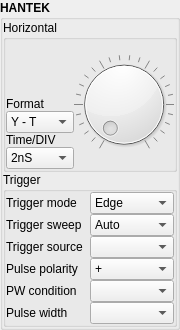
Qt form config.ui (anatoltrush/OscillO) before a commit.
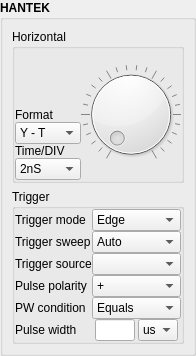
The same form after that commit.

```diff
--- a/config.ui
+++ b/config.ui
@@ -6,8 +6,8 @@
    <rect>
     <x>0</x>
     <y>0</y>
-    <width>180</width>
-    <height>330</height>
+    <width>184</width>
+    <height>356</height>
    </rect>
   </property>
   <property name="sizePolicy">
@@ -46,21 +46,6 @@
       <string>HANTEK</string>
      </property>
      <layout class="QGridLayout" name="gridLayout">
-      <property name="leftMargin">
-       <number>0</number>
-      </property>
-      <property name="topMargin">
-       <number>0</number>
-      </property>
-      <property name="rightMargin">
-       <number>0</number>
-      </property>
-      <property name="bottomMargin">
-       <number>0</number>
-      </property>
-      <property name="spacing">
-       <number>0</number>
-      </property>
       <item row="0" column="0">
        <widget class="QGroupBox" name="gBHorizontal">
         <property name="maximumSize">
@@ -403,30 +388,23 @@
              </item>
             </widget>
            </item>
-           <item row="4" column="0">
-            <widget class="QLabel" name="label_5">
-             <property name="text">
-              <string>PW condition</string>
-             </property>
-            </widget>
-           </item>
-           <item row="1" column="0">
-            <widget class="QLabel" name="label_2">
-             <property name="text">
-              <string>Trigger sweep</string>
-             </property>
+           <item row="3" column="1">
+            <widget class="QComboBox" name="cBPulsePolar">
+             <item>
+              <property name="text">
+               <string>+</string>
+              </property>
+             </item>
+             <item>
+              <property name="text">
+               <string>-</string>
+              </property>
+             </item>
             </widget>
            </item>
            <item row="2" column="1">
             <widget class="QComboBox" name="cBTrigSrc"/>
            </item>
-           <item row="2" column="0">
-            <widget class="QLabel" name="label_3">
-             <property name="text">
-              <string>Trigger source</string>
-             </property>
-            </widget>
-           </item>
            <item row="0" column="1">
             <widget class="QComboBox" name="cBTrigMode">
              <item>
@@ -476,13 +454,6 @@
              </item>
             </widget>
            </item>
-           <item row="3" column="0">
-            <widget class="QLabel" name="label_4">
-             <property name="text">
-              <string>Pulse polarity</string>
-             </property>
-            </widget>
-           </item>
            <item row="0" column="0">
             <widget class="QLabel" name="label">
              <property name="text">
@@ -490,32 +461,112 @@
              </property>
             </widget>
            </item>
+           <item row="1" column="0">
+            <widget class="QLabel" name="label_2">
+             <property name="text">
+              <string>Trigger sweep</string>
+             </property>
+            </widget>
+           </item>
            <item row="5" column="0">
-            <widget class="QLabel" name="label_6">
+            <widget class="QLabel" name="lPulseWid">
              <property name="text">
               <string>Pulse width</string>
              </property>
             </widget>
            </item>
-           <item row="3" column="1">
-            <widget class="QComboBox" name="cBPulsePolar">
-             <item>
-              <property name="text">
-               <string>+</string>
-              </property>
-             </item>
-             <item>
-              <property name="text">
-               <string>-</string>
-              </property>
-             </item>
+           <item row="3" column="0">
+            <widget class="QLabel" name="label_4">
+             <property name="text">
+              <string>Pulse polarity</string>
+             </property>
             </widget>
            </item>
            <item row="4" column="1">
-            <widget class="QComboBox" name="cBPwCond"/>
+            <widget class="QComboBox" name="cBPwCond">
+             <item>
+              <property name="text">
+               <string>Equals</string>
+              </property>
+             </item>
+             <item>
+              <property name="text">
+               <string>Not equals</string>
+              </property>
+             </item>
+             <item>
+              <property name="text">
+               <string>Above</string>
+              </property>
+             </item>
+             <item>
+              <property name="text">
+               <string>Below</string>
+              </property>
+             </item>
+            </widget>
+           </item>
+           <item row="4" column="0">
+            <widget class="QLabel" name="lPWCond">
+             <property name="text">
+              <string>PW condition</string>
+             </property>
+            </widget>
+           </item>
+           <item row="2" column="0">
+            <widget class="QLabel" name="label_3">
+             <property name="text">
+              <string>Trigger source</string>
+             </property>
+            </widget>
            </item>
            <item row="5" column="1">
-            <widget class="QComboBox" name="cBPulseWid"/>
+            <layout class="QHBoxLayout" name="horizontalLayout">
+             <property name="spacing">
+              <number>0</number>
+             </property>
+             <item>
+              <widget class="QLineEdit" name="lEPulseWid">
+               <property name="sizePolicy">
+                <sizepolicy hsizetype="Preferred" vsizetype="Fixed">
+                 <horstretch>0</horstretch>
+                 <verstretch>0</verstretch>
+                </sizepolicy>
+               </property>
+               <property name="maximumSize">
+                <size>
+                 <width>40</width>
+                 <height>16777215</height>
+                </size>
+               </property>
+               <property name="font">
+                <font>
+                 <bold>false</bold>
+                </font>
+               </property>
+              </widget>
+             </item>
+             <item>
+              <widget class="QComboBox" name="cBPulseUnit">
+               <property name="maximumSize">
+                <size>
+                 <width>40</width>
+                 <height>16777215</height>
+                </size>
+               </property>
+               <property name="font">
+                <font>
+                 <bold>false</bold>
+                </font>
+               </property>
+               <item>
+                <property name="text">
+                 <string>us</string>
+                </property>
+               </item>
+              </widget>
+             </item>
+            </layout>
            </item>
           </layout>
          </item>
```
